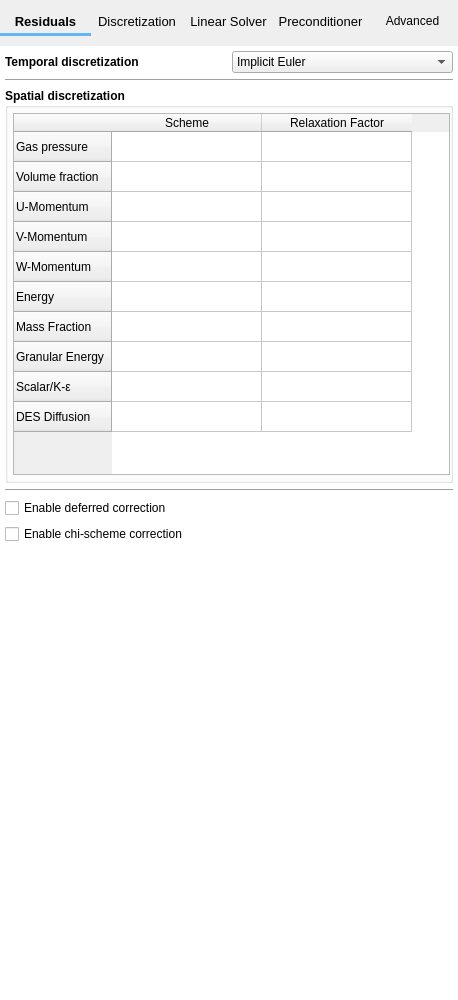
Before: the Qt Designer form mfixgui/uifiles/numerics.ui in truongd8593/mfix, drawn with Qt 5.
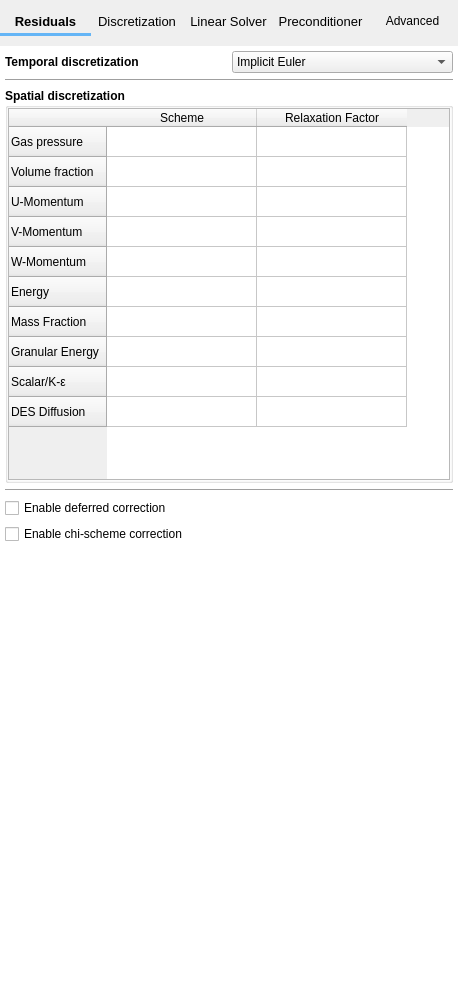
After: the same form once the commit is applied. The open tabs and pages were chosen to show the change. Custom widgets are drawn as their Qt base class.

Commit message: fix compressed groupbox_discretization

Diff of the .ui file:
```diff
--- a/mfixgui/uifiles/numerics.ui
+++ b/mfixgui/uifiles/numerics.ui
@@ -451,19 +451,19 @@
          </property>
          <layout class="QGridLayout" name="gridLayout_4">
           <property name="leftMargin">
-           <number>5</number>
+           <number>0</number>
           </property>
           <property name="topMargin">
-           <number>5</number>
+           <number>0</number>
           </property>
           <property name="rightMargin">
            <number>0</number>
           </property>
           <property name="bottomMargin">
-           <number>5</number>
+           <number>0</number>
           </property>
-          <property name="horizontalSpacing">
-           <number>6</number>
+          <property name="spacing">
+           <number>0</number>
           </property>
           <item row="0" column="0">
            <widget class="QTableWidget" name="tablewidget_discretization">
```
The commit also changes 1 other file.
